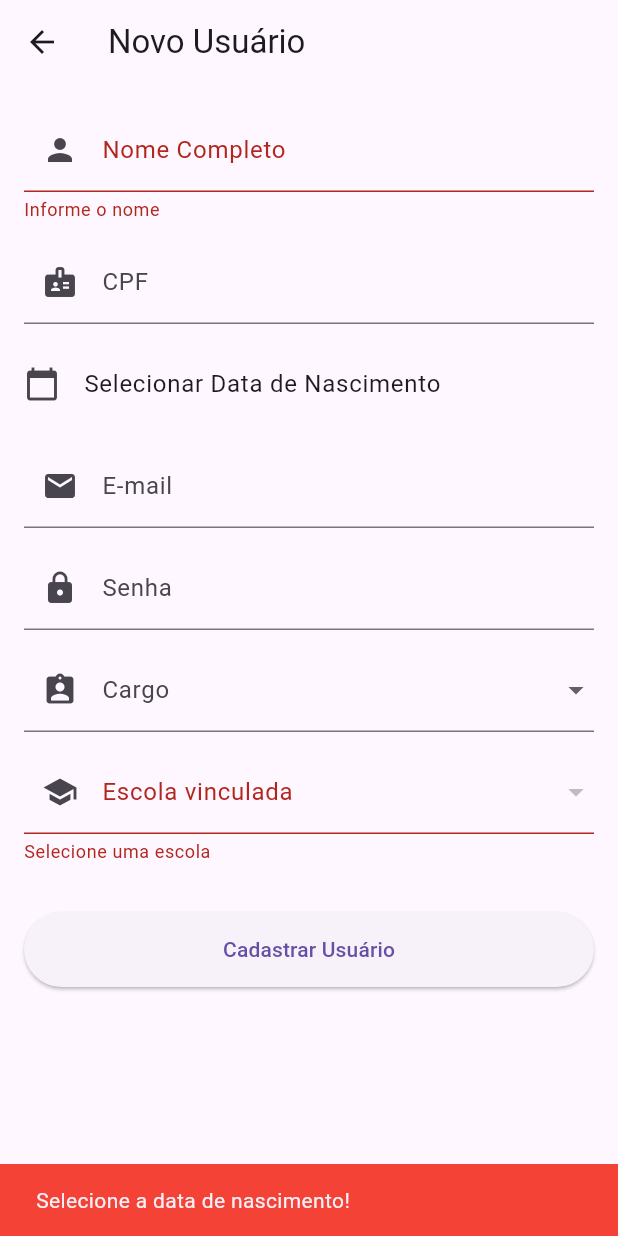
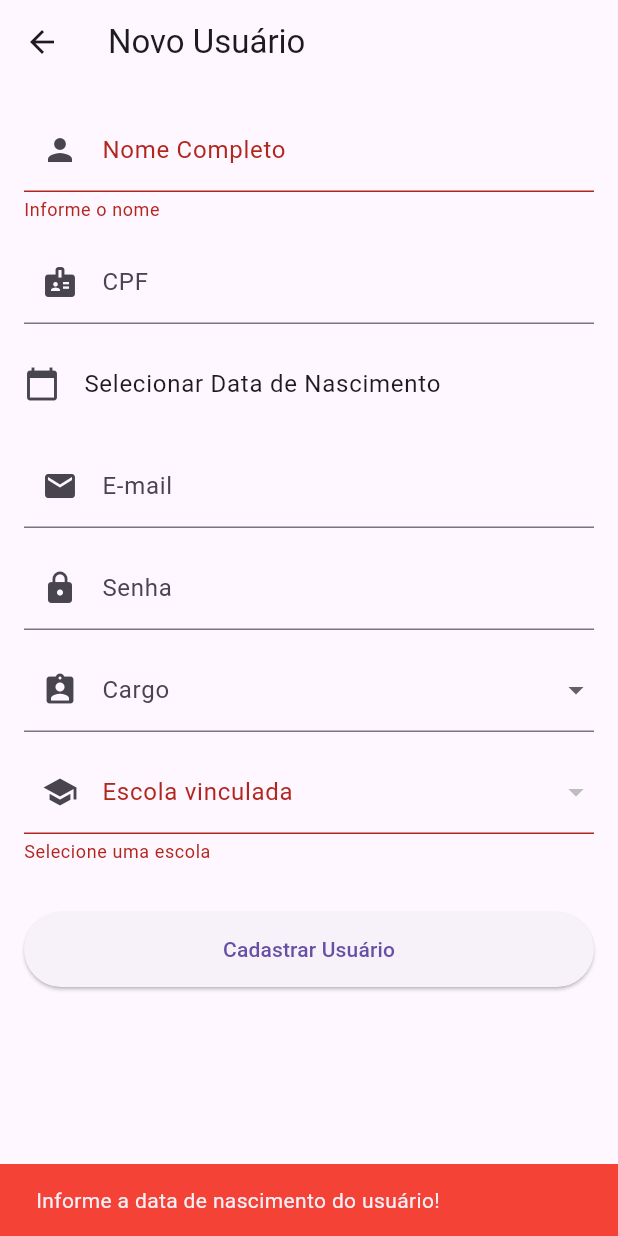
Before and after one commit to kaue-fernandescp/TEAgenda, a Flutter app: the AdicionarUsuarioPage screen opened directly, after a tap on "Cadastrar Usuário", on a phone screen of 412 x 824 dp. Run offline on Flutter 3.47's test engine with Material 3 defaults, Android fonts, the light colour scheme and no system bars; our stand-ins replace drift, flutter_svg, get, table_calendar; accounts and stored records are empty; generated files the repository leaves out were written again.

Commit message:
Add files via upload

```diff
--- /dev/null
+++ b/lib/pages/admin/usuarios/adicionar_usuario_page.dart
@@ -0,0 +1,176 @@
+import 'package:flutter/material.dart';
+import 'package:drift/drift.dart' as d;   // Não ter conflito com o Material
+import 'package:tea_agenda/data/local/database.dart';
+import 'package:provider/provider.dart';
+
+class AdicionarUsuarioPage extends StatefulWidget {
+  final Usuario? usuarioEdicao;
+  const AdicionarUsuarioPage({super.key, this.usuarioEdicao});
+
+  @override
+  State<AdicionarUsuarioPage> createState() => _AdicionarUsuarioPageState();
+}
+
+class _AdicionarUsuarioPageState extends State<AdicionarUsuarioPage> {
+  final _formKey = GlobalKey<FormState>();
+
+  final _nomeController = TextEditingController();
+  final _cpfController = TextEditingController();
+  final _emailController = TextEditingController();
+  final _senhaController = TextEditingController();
+
+  DateTime? _dataNascimento;
+  Cargos? _cargoSelecionado;
+  int? _escolaIdSelecionada;
+
+  @override
+  void initState() {
+    super.initState();
+    if (widget.usuarioEdicao != null) {
+      _nomeController.text = widget.usuarioEdicao!.usuNome;
+      _cpfController.text = widget.usuarioEdicao!.usuCPF;
+      _emailController.text = widget.usuarioEdicao!.usuEmail;
+      _senhaController.text = widget.usuarioEdicao!.usuSenha;
+      _dataNascimento = widget.usuarioEdicao!.usuDtNascimento;
+      _cargoSelecionado = widget.usuarioEdicao!.usuCargo;
+      _escolaIdSelecionada = widget.usuarioEdicao!.usuEscola;
+    }
+  }
+
+  Future<void> _selecionarData(BuildContext context) async {
+    final DateTime? data_selecionada = await showDatePicker(
+      context: context,
+      initialDate: _dataNascimento ?? DateTime(1990),
+      firstDate: DateTime(1950),
+      lastDate: DateTime.now(),
+    );
+    if (data_selecionada != null) setState(() => _dataNascimento = data_selecionada);
+  }
+
+  void _salvarUsuario() async {
+    if (_formKey.currentState!.validate() && _dataNascimento != null && _escolaIdSelecionada != null && _cargoSelecionado != null) {
+      final database = Provider.of<AppDatabase>(context, listen: false);
+
+      final novoUsuario = UsuariosCompanion(
+        usuNome: d.Value(_nomeController.text),
+        usuCPF: d.Value(_cpfController.text),
+        usuEmail: d.Value(_emailController.text),
+        usuSenha: d.Value(_senhaController.text),
+        usuCargo: d.Value(_cargoSelecionado!),
+        usuDtNascimento: d.Value(_dataNascimento!),
+        usuEscola: d.Value(_escolaIdSelecionada!),
+      );
+
+      if (widget.usuarioEdicao != null) {
+        await database.update(database.usuarios).replace(
+          novoUsuario.copyWith(usuId: d.Value(widget.usuarioEdicao!.usuId)),
+        );
+      } else {
+        await database.into(database.usuarios).insert(novoUsuario);
+      }
+
+      if (!mounted) return;
+      Navigator.pop(context);
+      ScaffoldMessenger.of(context).showSnackBar(
+        SnackBar(content: Text(widget.usuarioEdicao != null ? 'Usuário atualizado!' : 'Usuário cadastrado!'), backgroundColor: Colors.green),
+      );
+    } else {
+      String erro = "Preencha todos os campos corretamente!";
+
+      if (_dataNascimento == null) {
+        erro = "Informe a data de nascimento do usuário!";
+      } else if (_cargoSelecionado == null) {
+        erro = "Selecione o cargo do usuário!";
+      } else if (_escolaIdSelecionada == null) {
+        erro = "Selecione a escola do usuário!";
+      }
+
+      ScaffoldMessenger.of(context).showSnackBar(
+        SnackBar(
+          content: Text(erro),
+          backgroundColor: Colors.red
+        ),
+      );
+    }
+  }
+
+  @override
+  Widget build(BuildContext context) {
+    final database = Provider.of<AppDatabase>(context);
+
+    return Scaffold(
+      appBar: AppBar(title: Text(widget.usuarioEdicao != null ? 'Editar Usuário' : 'Novo Usuário')),
+      body: SingleChildScrollView(
+        padding: const EdgeInsets.all(16.0),
+        child: Form(
+          key: _formKey,
+          child: Column(
+            children: [
+              TextFormField(
+                controller: _nomeController,
+                decoration: const InputDecoration(labelText: 'Nome Completo', prefixIcon: Icon(Icons.person)),
+                validator: (v) => v!.isEmpty ? 'Informe o nome' : null,
+              ),
+              const SizedBox(height: 12),
+              TextFormField(
+                controller: _cpfController,
+                decoration: const InputDecoration(labelText: 'CPF', prefixIcon: Icon(Icons.badge)),
+                keyboardType: TextInputType.number,
+              ),
+              const SizedBox(height: 12),
+              ListTile(
+                contentPadding: EdgeInsets.zero,
+                leading: const Icon(Icons.calendar_today),
+                title: Text(_dataNascimento == null
+                  ? "Selecionar Data de Nascimento"
+                  : "Nascimento: ${_dataNascimento!.day}/${_dataNascimento!.month}/${_dataNascimento!.year}"),
+                onTap: () => _selecionarData(context),
+              ),
+              const SizedBox(height: 12),
+              TextFormField(
+                controller: _emailController,
+                decoration: const InputDecoration(labelText: 'E-mail', prefixIcon: Icon(Icons.email)),
+                keyboardType: TextInputType.emailAddress,
+              ),
+              const SizedBox(height: 12),
+              TextFormField(
+                controller: _senhaController,
+                decoration: const InputDecoration(labelText: 'Senha', prefixIcon: Icon(Icons.lock)),
+                obscureText: true,
+              ),
+              const SizedBox(height: 12),
+              DropdownButtonFormField<Cargos>(
+                value: _cargoSelecionado,
+                decoration: const InputDecoration(labelText: 'Cargo', prefixIcon: Icon(Icons.assignment_ind)),
+                items: Cargos.values.map((Cargos cargo) {
+                  return DropdownMenuItem(value: cargo, child: Text(cargo.name.toUpperCase()));
+                }).toList(),
+                onChanged: (val) => setState(() => _cargoSelecionado = val),
+              ),
+              const SizedBox(height: 12),
+              StreamBuilder<List<Escola>>(
+                stream: database.watchEscolas(),
+                builder: (context, snapshot) {
+                  final escolas = snapshot.data ?? [];
+                  return DropdownButtonFormField<int> (
+                    value: _escolaIdSelecionada,
+                    decoration: const InputDecoration(labelText: 'Escola vinculada', prefixIcon: Icon(Icons.school)),
+                    items: escolas.map((e) => DropdownMenuItem(value: e.escId, child: Text(e.escNome))).toList(),
+                    onChanged: (val) => setState(() => _escolaIdSelecionada = val),
+                    validator: (v) => v == null ? 'Selecione uma escola' : null,
+                  );
+                }
+              ),
+              const SizedBox(height: 32),
+              ElevatedButton(
+                onPressed: _salvarUsuario,
+                style: ElevatedButton.styleFrom(minimumSize: const Size(double.infinity, 50)),
+                child: Text(widget.usuarioEdicao != null ? 'Salvar Alterações' : 'Cadastrar Usuário'),
+              ),
+            ],
+          ),
+        ),
+      ),
+    );
+  }
+}
```
Also changed, not shown: lib/data/local/database.dart (+20 -2 lines), lib/pages/admin/admin.dart (+7 -1 lines), lib/pages/admin/turmas/adicionar_turma_page.dart (added, +165 -0 lines), lib/pages/admin/turmas/detalhes_turma_page.dart (added, +79 -0 lines), lib/pages/admin/turmas/gerenciar_turmas_page.dart (added, +132 -0 lines), lib/pages/admin/usuarios/detalhes_usuario_page.dart (added, +68 -0 lines), lib/pages/admin/usuarios/gerenciar_usuarios_page.dart (+4 -4 lines), lib/data/local/database.g.dart.
